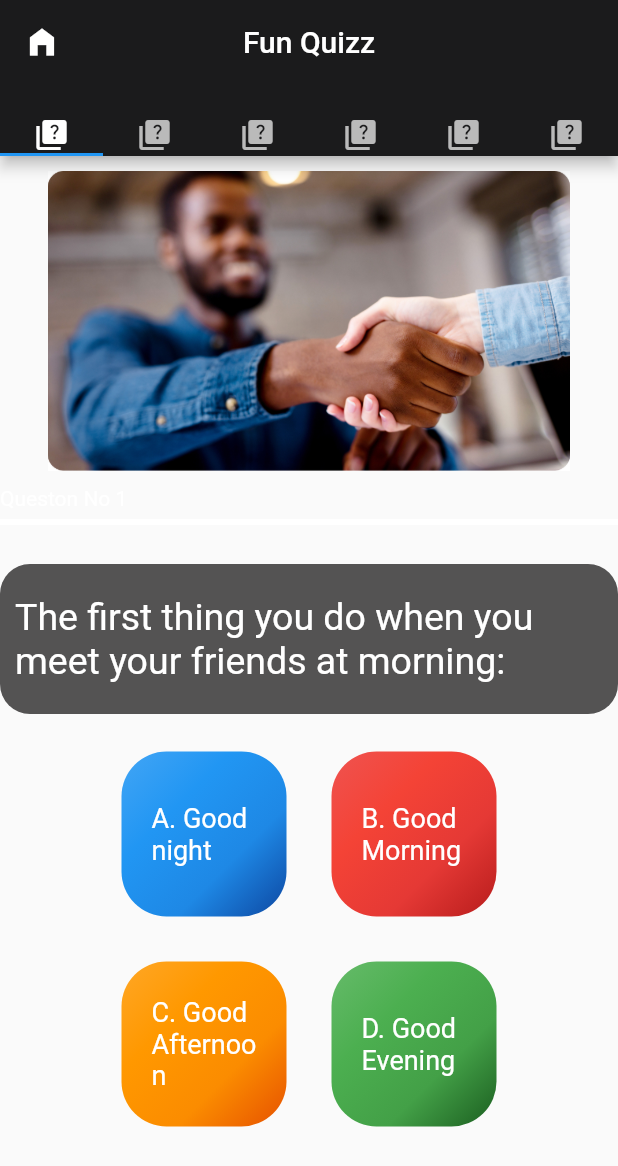
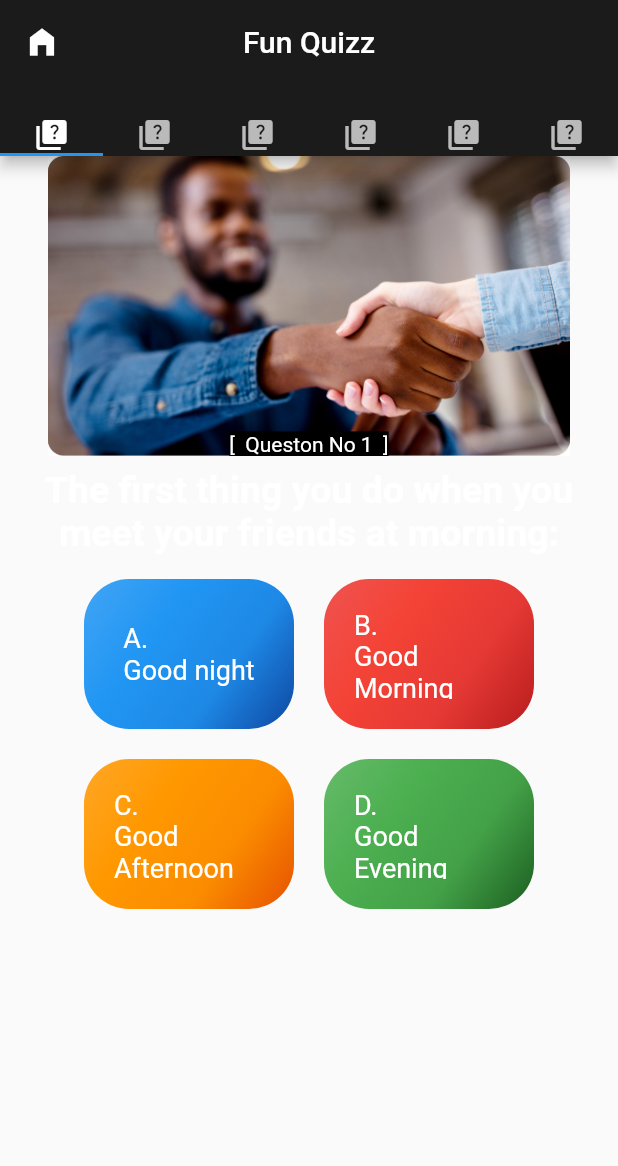
Before and after one commit to mohammad6202/elearningApp, a Flutter app: the Quizz screen opened by its route, on a phone screen of 412 x 824 dp. Shown: the top 1166 px of the screen. Run offline on Flutter 3.47's test engine with Material 2 defaults, Android fonts, the phone set to English and light mode, and no system bars; our stand-ins replace audioplayers, introduction_screen, shared_preferences, video_player; missing offline and left inert: syncfusion_flutter_pdfviewer; accounts and stored records are empty.

Commit message:
Update quistion.dart
cleaned, not all of it ofc

```diff
--- a/lib/components/quistion.dart
+++ b/lib/components/quistion.dart
@@ -28,45 +28,47 @@ class Question extends StatefulWidget {
   State<Question> createState() => _QuestionState();
 }
 
+double btnHeight = 100;
+double btnWidth = 140;
+const sizedBox = SizedBox(
+  width: 20,
+  height: 20,
+);
+
 class _QuestionState extends State<Question> {
   @override
   Widget build(BuildContext context) {
     return ListView(
       children: [
-        const SizedBox(
-          height: 10,
+        Stack(
+          alignment: Alignment.bottomCenter,
+          children: [
+            Image(
+              height: 200,
+              image: widget.assetImage,
+            ),
+            Align(
+              child: Text(
+                "[  Queston No ${widget.quesNo.toString()}  ]",
+                style: const TextStyle(
+                  color: Colors.white,
+                  backgroundColor: Colors.black,
+                ),
+              ),
+            ),
+          ],
         ),
-        Image(height: 200, width: 150, image: widget.assetImage),
-        const SizedBox(
-          height: 10,
-        ),
-        Text(
-          "Queston No ${widget.quesNo.toString()}",
-          textAlign: TextAlign.start,
-          style: const TextStyle(color: Colors.white),
-        ),
-        const Divider(
-          color: Colors.white,
-          thickness: 4,
-        ),
-        const SizedBox(
-          height: 20,
-        ),
-        Container(
-          padding: const EdgeInsets.only(left: 10),
-          alignment: Alignment.center,
-          height: 100,
-          width: 250,
-          decoration: BoxDecoration(
-              color: const Color.fromARGB(255, 84, 83, 83),
-              borderRadius: BorderRadius.circular(20)),
+        Padding(
+          padding: const EdgeInsets.fromLTRB(14, 8, 14, 16),
+          // ToRework: if needed by other team members.
           child: Text(
             widget.question.toString(),
-            style: const TextStyle(fontSize: 25, color: Colors.white),
+            style: const TextStyle(
+                fontSize: 25, color: Colors.white, fontWeight: FontWeight.bold
+                // backgroundColor: Color.fromARGB(255, 84, 83, 83),
+                ),
+            textAlign: TextAlign.center,
           ),
-        ),
-        const SizedBox(
-          height: 25,
         ),
         Row(mainAxisAlignment: MainAxisAlignment.center, children: [
           GestureDetector(
@@ -89,16 +91,14 @@ class _QuestionState extends State<Question> {
                 padding: const EdgeInsets.all(20),
                 decoration: MyColors.buttonBackground(btn_colors.blue),
                 alignment: Alignment.center,
-                height: 110,
-                width: 110,
+                height: btnHeight,
+                width: btnWidth,
                 child: Text(
-                  "A. ${widget.answer_1.toString()}",
+                  "A.\n${widget.answer_1.toString()}",
                   style: const TextStyle(fontSize: 18, color: Colors.white),
                 )),
           ),
-          const SizedBox(
-            width: 30,
-          ),
+          sizedBox,
           GestureDetector(
             onTap: () {
               if (widget.answer_2 == widget.rightanswer) {
@@ -119,17 +119,15 @@ class _QuestionState extends State<Question> {
                 padding: const EdgeInsets.all(20),
                 decoration: MyColors.buttonBackground(btn_colors.red),
                 alignment: Alignment.center,
-                height: 110,
-                width: 110,
+                height: btnHeight,
+                width: btnWidth,
                 child: Text(
-                  "B. ${widget.answer_2.toString()}",
+                  "B.\n${widget.answer_2.toString()}",
                   style: const TextStyle(fontSize: 18, color: Colors.white),
                 )),
           ),
         ]),
-        const SizedBox(
-          height: 30,
-        ),
+        sizedBox,
         Row(mainAxisAlignment: MainAxisAlignment.center, children: [
           GestureDetector(
             onTap: () {
@@ -151,16 +149,14 @@ class _QuestionState extends State<Question> {
                 padding: const EdgeInsets.all(20),
                 decoration: MyColors.buttonBackground(btn_colors.orange),
                 alignment: Alignment.center,
-                height: 110,
-                width: 110,
+                height: btnHeight,
+                width: btnWidth,
                 child: Text(
-                  "C. ${widget.answer_3.toString()}",
+                  "C.\n${widget.answer_3.toString()}",
                   style: const TextStyle(fontSize: 18, color: Colors.white),
                 )),
           ),
-          const SizedBox(
-            width: 30,
-          ),
+          sizedBox,
           GestureDetector(
             onTap: () {
               if (widget.answer_4 == widget.rightanswer) {
@@ -181,10 +177,10 @@ class _QuestionState extends State<Question> {
                 padding: const EdgeInsets.all(20),
                 decoration: MyColors.buttonBackground(btn_colors.green),
                 alignment: Alignment.center,
-                height: 110,
-                width: 110,
+                height: btnHeight,
+                width: btnWidth,
                 child: Text(
-                  "D. ${widget.answer_4.toString()}",
+                  "D.\n${widget.answer_4.toString()}",
                   style: const TextStyle(fontSize: 18, color: Colors.white),
                 )),
           ),
```
